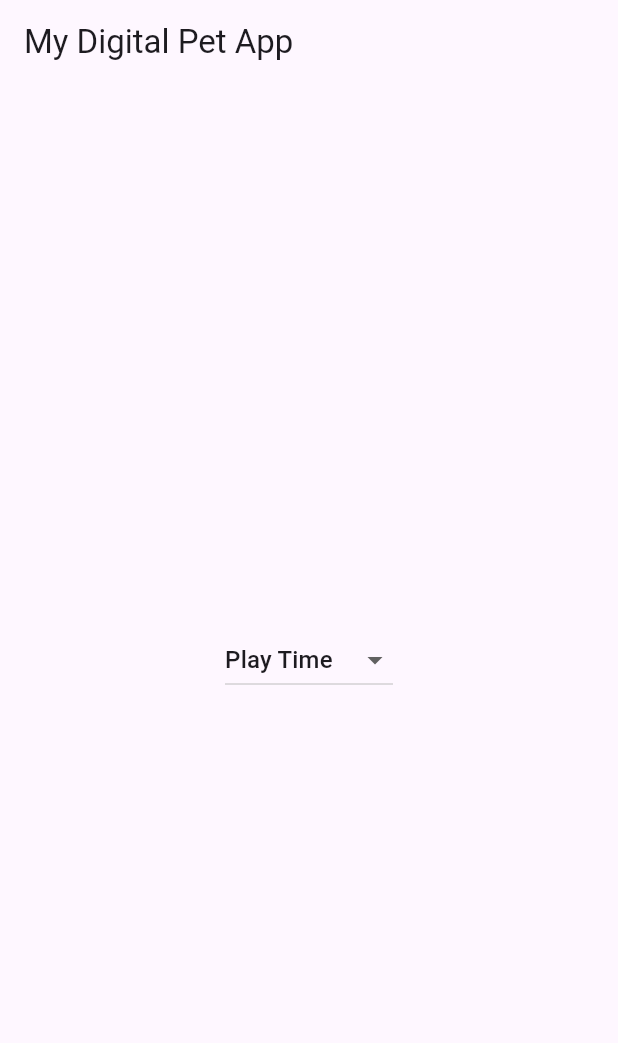
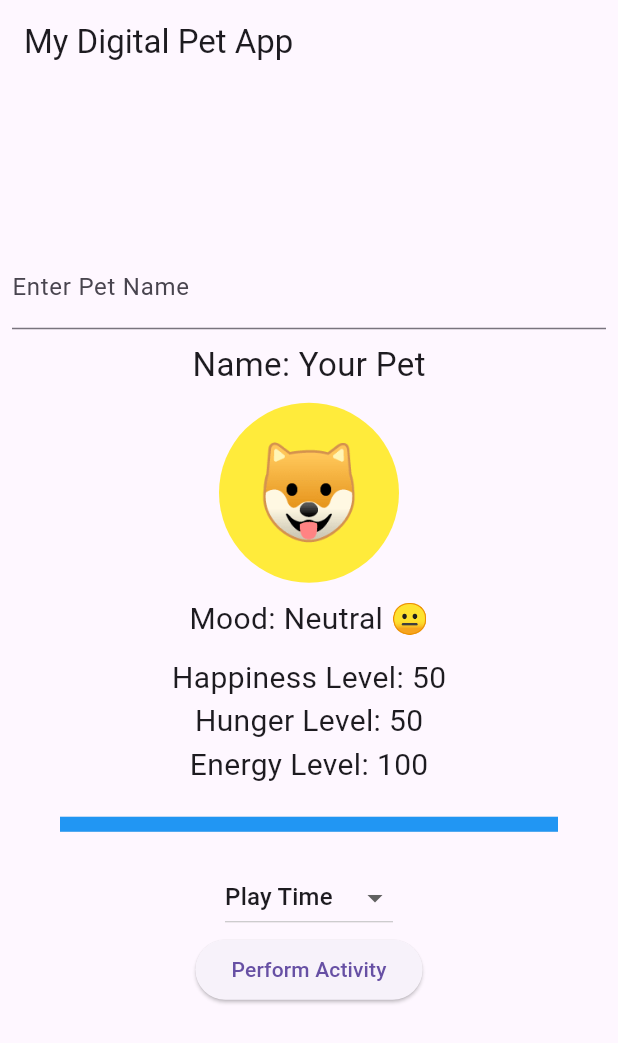
Before and after one commit to cbg85/my_digital_pet_app, a Flutter app: the screen it shows after launch, on a phone screen of 412 x 824 dp. Shown: the top 1043 px of the screen. Run offline on Flutter 3.47's test engine with Material 3 defaults, Android fonts, the phone set to English and light mode, and no system bars.

Commit message:
updated interactive feature

```diff
--- a/lib/main.dart
+++ b/lib/main.dart
@@ -54,12 +54,11 @@ class _DigitalPetAppState extends State<DigitalPetApp> {
     });
   }
 
-  void _restPet() {  // Renamed for clarity
+  void _restPet() {
     setState(() {
       energyLevel = (energyLevel + 20).clamp(0, 100);
     });
   }
-
 
   void _performActivity() {
     if (selectedActivity == "Play Time") {
@@ -67,7 +66,7 @@ class _DigitalPetAppState extends State<DigitalPetApp> {
     } else if (selectedActivity == "Dinner Time") {
       _feedPet();
     } else if (selectedActivity == "Bed Time") {
-      _restPet(); // Call the renamed function
+      _restPet();
     }
   }
 
@@ -79,13 +78,13 @@ class _DigitalPetAppState extends State<DigitalPetApp> {
 
   String _getMood() {
     if (happinessLevel > 70) return "Happy 😊";
-    if (happinessLevel >= 30) return "Whatever 😐";
-    return "Sad 😞";
+    if (happinessLevel >= 30) return "Neutral 😐";
+    return "Unhappy 😞";
   }
 
   String _checkGameState() {
-    if (hungerLevel == 100 && happinessLevel <= 10) return "This game is Over! 🥺";
-    if (happinessLevel >= 80) return "Yayyyy, You Win! 🎉";
+    if (hungerLevel == 100 && happinessLevel <= 10) return "Game Over! 🥺";
+    if (happinessLevel >= 80) return "You Win! 🎉";
     return "";
   }
 
@@ -99,7 +98,52 @@ class _DigitalPetAppState extends State<DigitalPetApp> {
         child: Column(
           mainAxisAlignment: MainAxisAlignment.center,
           children: <Widget>[
-            // ... (rest of the code is the same, except for the DropdownButton)
+            Padding(
+              padding: const EdgeInsets.all(8.0),
+              child: TextField(
+                decoration: InputDecoration(labelText: "Enter Pet Name"),
+                onSubmitted: (value) {
+                  setState(() {
+                    petName = value;
+                  });
+                },
+              ),
+            ),
+            Text(
+              'Name: $petName',
+              style: TextStyle(fontSize: 22.0),
+            ),
+            SizedBox(height: 10),
+            Container(
+              width: 120,
+              height: 120,
+              decoration: BoxDecoration(
+                color: _getPetColor(),
+                shape: BoxShape.circle,
+              ),
+              child: Center(child: Text("🐶", style: TextStyle(fontSize: 60))),
+            ),
+            SizedBox(height: 10),
+            Text(
+              "Mood: ${_getMood()}",
+              style: TextStyle(fontSize: 20),
+            ),
+            SizedBox(height: 10),
+            Text('Happiness Level: $happinessLevel',
+                style: TextStyle(fontSize: 20)),
+            Text('Hunger Level: $hungerLevel', style: TextStyle(fontSize: 20)),
+            Text('Energy Level: $energyLevel', style: TextStyle(fontSize: 20)),
+            SizedBox(height: 20),
+            Padding(
+              padding: const EdgeInsets.symmetric(horizontal: 40.0),
+              child: LinearProgressIndicator(
+                value: energyLevel / 100,
+                backgroundColor: Colors.grey[300],
+                color: Colors.blue,
+                minHeight: 10,
+              ),
+            ),
+            SizedBox(height: 20),
             DropdownButton<String>(
               value: selectedActivity,
               items: ["Play Time", "Dinner Time", "Bed Time"]
@@ -112,7 +156,16 @@ class _DigitalPetAppState extends State<DigitalPetApp> {
                 });
               },
             ),
-            // ... (rest of the code is the same)
+            ElevatedButton(
+              onPressed: _performActivity, // Correctly calling the function
+              child: Text("Perform Activity"),
+            ),
+            SizedBox(height: 20),
+            Text(
+              _checkGameState(),
+              style: TextStyle(
+                  fontSize: 24, fontWeight: FontWeight.bold, color: Colors.red),
+            ),
           ],
         ),
       ),
```
